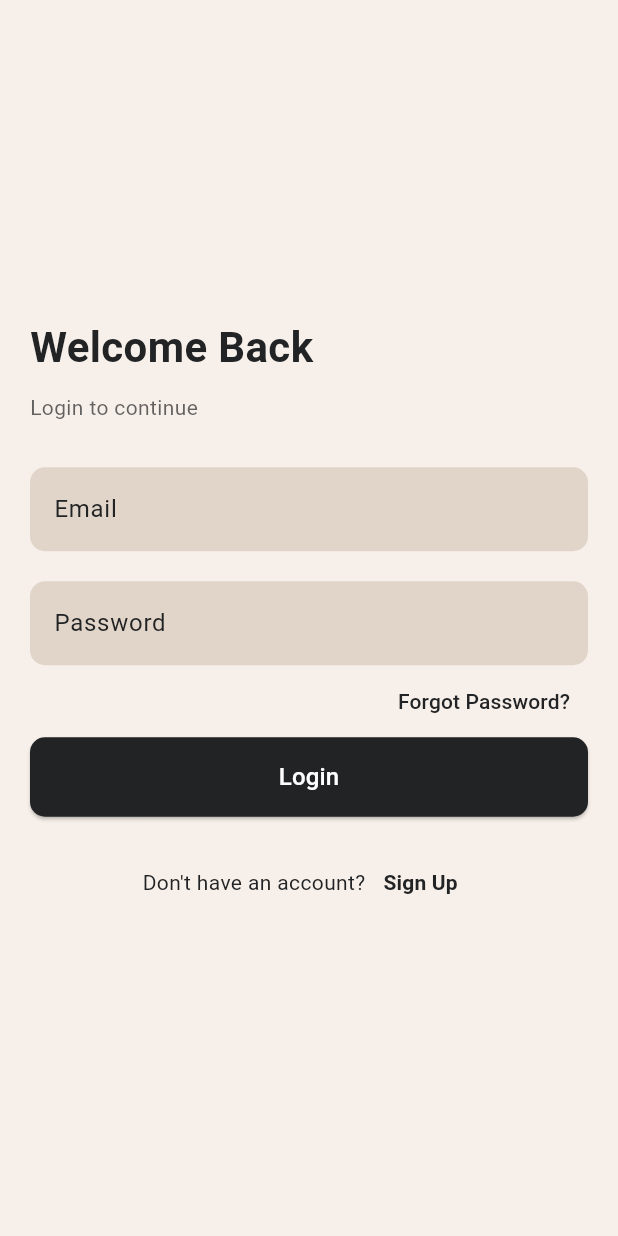
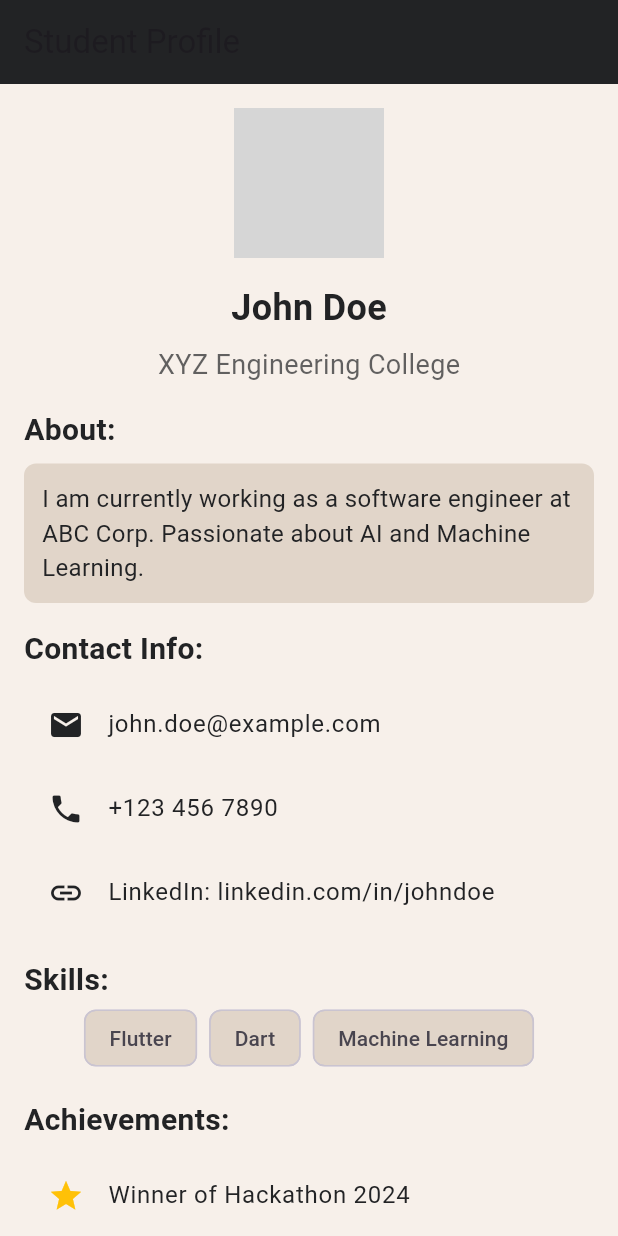
Before and after one commit to pranaav-kumar/onemore, a Flutter app: the screen it shows after launch, on a phone screen of 412 x 824 dp. Run offline on Flutter 3.47's test engine with Material 3 defaults, Android fonts, the phone set to English and light mode, and no system bars; grey boxes are pictures that could not be loaded.

```diff
--- a/lib/main.dart
+++ b/lib/main.dart
@@ -1,295 +1,179 @@
 import 'package:flutter/material.dart';
 
-//two more change
-
-void main() {
-  runApp(const MyApp());
-}
-
-class MyApp extends StatelessWidget {
-  const MyApp({super.key});
-
-  @override
-  Widget build(BuildContext context) {
-    return MaterialApp(debugShowCheckedModeBanner: false, home: LoginPage());
-  }
-}
-
-class LoginPage extends StatelessWidget {
-  const LoginPage({super.key});
-
+class AppColors {
   static const Color lightBeige = Color.fromRGBO(247, 240, 234, 1);
   static const Color warmBeige = Color.fromRGBO(225, 213, 201, 1);
   static const Color darkGrayBlack = Color.fromRGBO(34, 35, 37, 1);
   static final Color darkGrayBlack70 = Color.fromRGBO(34, 35, 37, 0.7);
+}
 
+class StudentProfilePage extends StatelessWidget {
   @override
   Widget build(BuildContext context) {
     return Scaffold(
-      backgroundColor: lightBeige,
-      body: Center(
-        child: Padding(
-          padding: const EdgeInsets.all(20.0),
+      appBar: AppBar(
+        title: Text('Student Profile'),
+        backgroundColor: AppColors.darkGrayBlack,
+        automaticallyImplyLeading: false, // Removes debug banner icon
+      ),
+      body: SingleChildScrollView(
+        padding: const EdgeInsets.all(16.0),
         child: Column(
-            mainAxisAlignment: MainAxisAlignment.center,
-            crossAxisAlignment: CrossAxisAlignment.start,
+          crossAxisAlignment: CrossAxisAlignment.center,
           children: [
+            CircleAvatar(
+              radius: 50,
+              backgroundImage: AssetImage(
+                'assets/profile.jpg',
+              ), // Replace with actual image
+            ),
+            SizedBox(height: 16),
             Text(
-                "Welcome Back",
+              'John Doe',
               style: TextStyle(
-                  fontSize: 28,
+                fontSize: 24,
                 fontWeight: FontWeight.bold,
-                  color: darkGrayBlack,
+                color: AppColors.darkGrayBlack,
               ),
             ),
-              const SizedBox(height: 10),
+            SizedBox(height: 8),
             Text(
-                "Login to continue",
+              'XYZ Engineering College',
+              style: TextStyle(fontSize: 18, color: AppColors.darkGrayBlack70),
+            ),
+            SizedBox(height: 16),
+            Align(
+              alignment: Alignment.centerLeft,
+              child: Text(
+                'About:',
                 style: TextStyle(
-                  color: darkGrayBlack.withAlpha((0.7 * 255).toInt()),
-                ),
-              ),
-              const SizedBox(height: 30),
-              TextField(
-                decoration: InputDecoration(
-                  labelText: "Email",
-                  labelStyle: TextStyle(color: darkGrayBlack),
-                  filled: true,
-                  fillColor: warmBeige,
-                  border: OutlineInputBorder(
-                    borderRadius: BorderRadius.circular(10.0),
-                    borderSide: BorderSide.none,
+                  fontSize: 20,
+                  fontWeight: FontWeight.bold,
+                  color: AppColors.darkGrayBlack,
                 ),
               ),
             ),
-              const SizedBox(height: 20),
-              TextField(
-                obscureText: true,
-                decoration: InputDecoration(
-                  labelText: "Password",
-                  labelStyle: TextStyle(color: darkGrayBlack),
-                  filled: true,
-                  fillColor: warmBeige,
-                  border: OutlineInputBorder(
-                    borderRadius: BorderRadius.circular(10.0),
-                    borderSide: BorderSide.none,
+            SizedBox(height: 8),
+            Container(
+              padding: EdgeInsets.all(12),
+              decoration: BoxDecoration(
+                color: AppColors.warmBeige,
+                borderRadius: BorderRadius.circular(8),
+              ),
+              child: Text(
+                'I am currently working as a software engineer at ABC Corp. Passionate about AI and Machine Learning.',
+                style: TextStyle(fontSize: 16, color: AppColors.darkGrayBlack),
+              ),
+            ),
+            SizedBox(height: 16),
+            Align(
+              alignment: Alignment.centerLeft,
+              child: Text(
+                'Contact Info:',
+                style: TextStyle(
+                  fontSize: 20,
+                  fontWeight: FontWeight.bold,
+                  color: AppColors.darkGrayBlack,
                 ),
               ),
             ),
+            SizedBox(height: 8),
+            ListTile(
+              leading: Icon(Icons.email, color: AppColors.darkGrayBlack),
+              title: Text(
+                'john.doe@example.com',
+                style: TextStyle(color: AppColors.darkGrayBlack),
+              ),
+            ),
+            ListTile(
+              leading: Icon(Icons.phone, color: AppColors.darkGrayBlack),
+              title: Text(
+                '+123 456 7890',
+                style: TextStyle(color: AppColors.darkGrayBlack),
+              ),
+            ),
+            ListTile(
+              leading: Icon(Icons.link, color: AppColors.darkGrayBlack),
+              title: Text(
+                'LinkedIn: linkedin.com/in/johndoe',
+                style: TextStyle(color: AppColors.darkGrayBlack),
+              ),
+            ),
+            SizedBox(height: 16),
             Align(
-                alignment: Alignment.centerRight,
-                child: TextButton(
-                  onPressed: () {},
+              alignment: Alignment.centerLeft,
               child: Text(
-                    "Forgot Password?",
-                    style: TextStyle(color: darkGrayBlack),
+                'Skills:',
+                style: TextStyle(
+                  fontSize: 20,
+                  fontWeight: FontWeight.bold,
+                  color: AppColors.darkGrayBlack,
                 ),
               ),
             ),
-              SizedBox(
-                width: double.infinity,
-                child: ElevatedButton(
-                  onPressed: () {},
-                  style: ElevatedButton.styleFrom(
-                    backgroundColor: darkGrayBlack,
-                    shape: RoundedRectangleBorder(
-                      borderRadius: BorderRadius.circular(10),
+            Wrap(
+              spacing: 8,
+              children: [
+                Chip(
+                  label: Text('Flutter'),
+                  backgroundColor: AppColors.warmBeige,
                 ),
-                    padding: const EdgeInsets.symmetric(vertical: 15),
+                Chip(label: Text('Dart'), backgroundColor: AppColors.warmBeige),
+                Chip(
+                  label: Text('Machine Learning'),
+                  backgroundColor: AppColors.warmBeige,
                 ),
-                  child: const Text(
-                    "Login",
-                    style: TextStyle(color: Colors.white, fontSize: 16),
+              ],
+            ),
+            SizedBox(height: 16),
+            Align(
+              alignment: Alignment.centerLeft,
+              child: Text(
+                'Achievements:',
+                style: TextStyle(
+                  fontSize: 20,
+                  fontWeight: FontWeight.bold,
+                  color: AppColors.darkGrayBlack,
                 ),
               ),
             ),
-              const SizedBox(height: 20),
-              Row(
-                mainAxisAlignment: MainAxisAlignment.center,
-                children: [
-                  Text(
-                    "Don't have an account?",
-                    style: TextStyle(color: darkGrayBlack),
+            SizedBox(height: 8),
+            ListTile(
+              leading: Icon(Icons.star, color: Colors.amber),
+              title: Text(
+                'Winner of Hackathon 2024',
+                style: TextStyle(color: AppColors.darkGrayBlack),
               ),
-                  TextButton(
-                    onPressed: () {
-                      Navigator.push(
-                        context,
-                        MaterialPageRoute(
-                          builder: (context) => SignUpSelectionPage(),
             ),
-                      );
-                    },
-                    child: Text(
-                      "Sign Up",
-                      style: TextStyle(
-                        fontWeight: FontWeight.bold,
-                        color: darkGrayBlack,
+            ListTile(
+              leading: Icon(Icons.star, color: Colors.amber),
+              title: Text(
+                'Best Student Award 2023',
+                style: TextStyle(color: AppColors.darkGrayBlack),
               ),
+            ),
+            ListTile(
+              leading: Icon(Icons.star, color: Colors.amber),
+              title: Text(
+                'Internship at Google',
+                style: TextStyle(color: AppColors.darkGrayBlack),
               ),
             ),
           ],
         ),
-            ],
       ),
-        ),
-      ),
+      backgroundColor: AppColors.lightBeige,
     );
   }
 }
 
-class SignUpSelectionPage extends StatelessWidget {
-  const SignUpSelectionPage({super.key});
-  @override
-  Widget build(BuildContext context) {
-    return Scaffold(
-      backgroundColor: const Color.fromRGBO(247, 240, 234, 1),
-      appBar: AppBar(
-        title: Text("Sign Up", style: TextStyle(color: Colors.black)),
-        backgroundColor: const Color.fromRGBO(225, 213, 201, 1),
-        iconTheme: IconThemeData(color: Colors.black),
-      ),
-      body: Center(
-        child: Column(
-          mainAxisAlignment: MainAxisAlignment.center,
-          children: [
-            ElevatedButton(
-              onPressed: () {
-                Navigator.push(
-                  context,
-                  MaterialPageRoute(
-                    builder:
-                        (context) => SignUpForm(
-                          userType: "Alumni",
-                          fields: [
-                            "Name",
-                            "Mail ID",
-                            "College Passed Out Year",
-                            "Domain of Work",
-                            "Organisation Name",
-                            "Username",
-                            "Password",
-                          ],
-                        ),
-                  ),
-                );
-              },
-              child: Text("Sign Up as Alumni"),
-            ),
-            SizedBox(height: 20),
-            ElevatedButton(
-              onPressed: () {
-                Navigator.push(
-                  context,
-                  MaterialPageRoute(
-                    builder:
-                        (context) => SignUpForm(
-                          userType: "Student",
-                          fields: [
-                            "Name",
-                            "Mail ID",
-                            "Department",
-                            "Username",
-                            "Password",
-                          ],
-                        ),
-                  ),
-                );
-              },
-              child: Text("Sign Up as Student"),
-            ),
-          ],
-        ),
+void main() {
+  runApp(
+    MaterialApp(
+      theme: ThemeData.light(),
+      darkTheme: ThemeData.dark(),
+      themeMode: ThemeMode.system, // Enables automatic dark mode switching
+      home: StudentProfilePage(),
     ),
   );
 }
-}
-
-class SignUpForm extends StatefulWidget {
-  final String userType;
-  final List<String> fields;
-
-  const SignUpForm({super.key, required this.userType, required this.fields});
-
-  @override
-  SignUpFormState createState() => SignUpFormState();
-}
-
-class SignUpFormState extends State<SignUpForm> {
-  final Map<String, TextEditingController> _controllers = {};
-  bool _isComplete = false;
-
-  @override
-  void initState() {
-    super.initState();
-    for (var field in widget.fields) {
-      _controllers[field] = TextEditingController();
-    }
-  }
-
-  void _checkFields() {
-    setState(() {
-      _isComplete = _controllers.values.every(
-        (controller) => controller.text.isNotEmpty,
-      );
-    });
-  }
-
-  void _showSuccessDialog() {
-    showDialog(
-      context: context,
-      builder:
-          (context) => AlertDialog(
-            title: Text("Sign Up Successful"),
-            content: Text("You have successfully signed up!"),
-            actions: [
-              TextButton(
-                onPressed: () {
-                  Navigator.of(context).pop();
-                  Navigator.of(context).pushReplacement(
-                    MaterialPageRoute(builder: (context) => LoginPage()),
-                  );
-                },
-                child: Text("OK"),
-              ),
-            ],
-          ),
-    );
-  }
-
-  @override
-  Widget build(BuildContext context) {
-    return Scaffold(
-      body: Padding(
-        padding: EdgeInsets.all(20.0),
-        child: Column(
-          children:
-              widget.fields.map((field) {
-                  return Padding(
-                    padding: const EdgeInsets.symmetric(vertical: 10.0),
-                    child: TextField(
-                      controller: _controllers[field],
-                      decoration: InputDecoration(labelText: field),
-                      onChanged: (_) => _checkFields(),
-                    ),
-                  );
-                }).toList()
-                ..add(
-                  _isComplete
-                      ? Padding(
-                        padding: const EdgeInsets.symmetric(vertical: 10.0),
-                        child: ElevatedButton(
-                          onPressed: _showSuccessDialog,
-                          child: Text("Next"),
-                        ),
-                      )
-                      : Padding(
-                        padding: const EdgeInsets.symmetric(vertical: 10.0),
-                        child: Container(),
-                      ),
-                ),
-        ),
-      ),
-    );
-  }
-}
```
Lines whose indentation alone changed are shown as unchanged.
